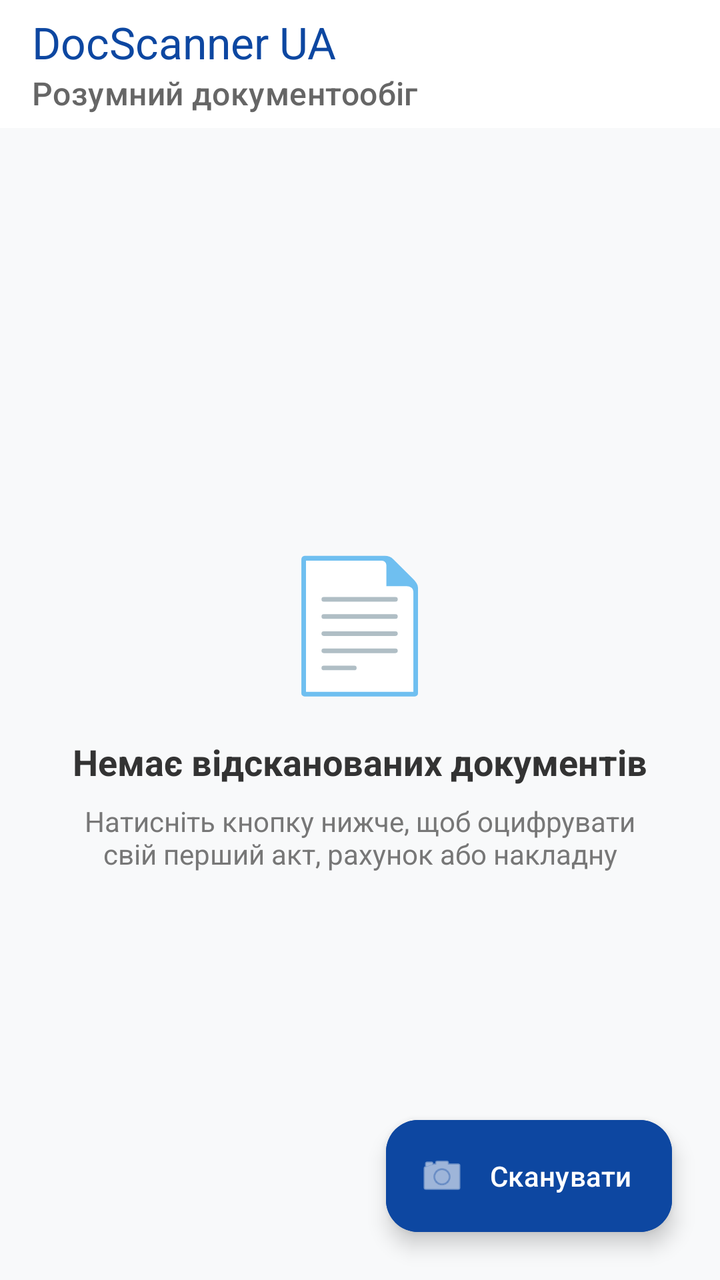
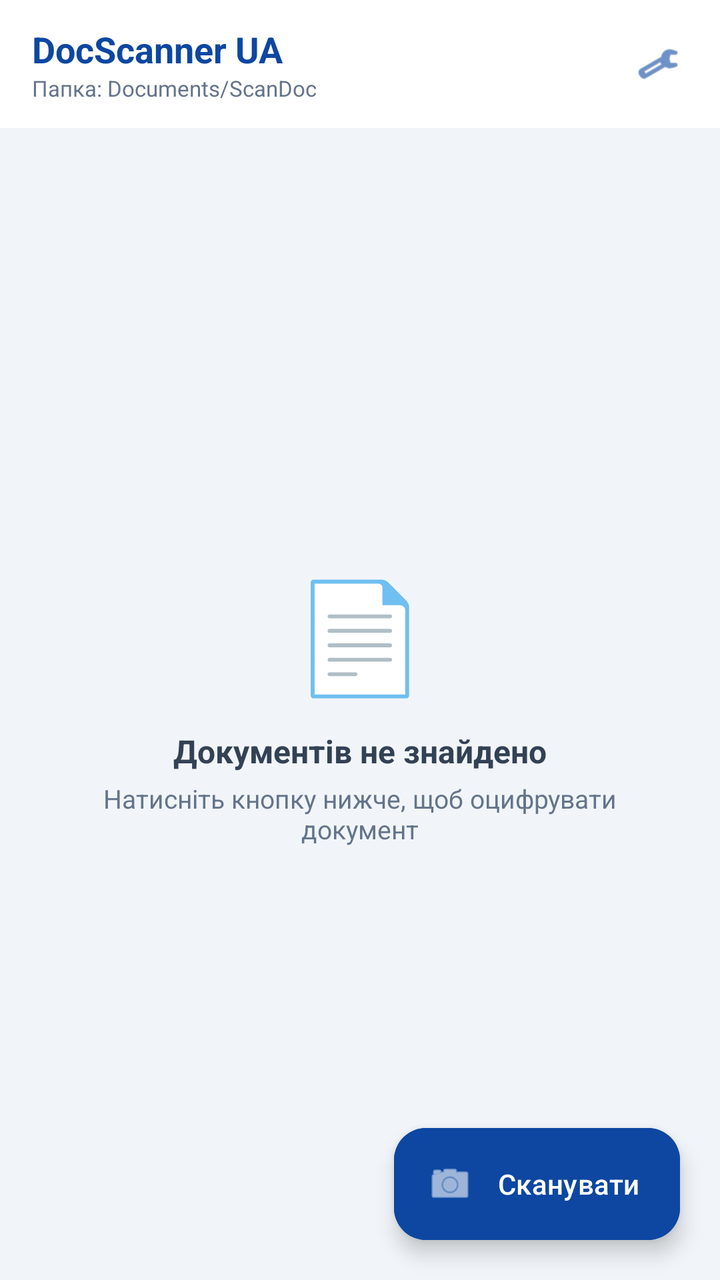

An Android layout rendered at two revisions. The XML below is the earlier revision; the diff shows what the commit changed to produce the second picture.
<!-- AndroidManifest.xml: application theme Theme.DocScannerUA -->
<!-- res/layout/activity_main.xml -->
<?xml version="1.0" encoding="utf-8"?>
<androidx.coordinatorlayout.widget.CoordinatorLayout 
    xmlns:android="http://schemas.android.com/apk/res/android"
    xmlns:app="http://schemas.android.com/apk/res-auto"
    android:layout_width="match_parent"
    android:layout_height="match_parent"
    android:background="#F8F9FA">

    <com.google.android.material.appbar.AppBarLayout
        android:layout_width="match_parent"
        android:layout_height="wrap_content"
        android:background="#FFFFFF"
        app:elevation="2dp">

        <com.google.android.material.appbar.MaterialToolbar
            android:id="@+id/topAppBar"
            android:layout_width="match_parent"
            android:layout_height="?attr/actionBarSize"
            app:title="DocScanner UA"
            app:titleTextColor="#0D47A1"
            app:subtitle="Розумний документообіг"
            app:subtitleTextColor="#666666" />
    </com.google.android.material.appbar.AppBarLayout>

    <FrameLayout
        android:layout_width="match_parent"
        android:layout_height="match_parent"
        app:layout_behavior="@string/appbar_scrolling_view_behavior">

        <LinearLayout
            android:id="@+id/layoutEmpty"
            android:layout_width="wrap_content"
            android:layout_height="wrap_content"
            android:layout_gravity="center"
            android:gravity="center"
            android:orientation="vertical"
            android:padding="32dp">

            <TextView
                android:layout_width="wrap_content"
                android:layout_height="wrap_content"
                android:text="📄"
                android:textSize="64sp" />

            <TextView
                android:layout_width="wrap_content"
                android:layout_height="wrap_content"
                android:layout_marginTop="16dp"
                android:text="Немає відсканованих документів"
                android:textColor="#333333"
                android:textSize="18sp"
                android:textStyle="bold" />

            <TextView
                android:layout_width="wrap_content"
                android:layout_height="wrap_content"
                android:layout_marginTop="8dp"
                android:gravity="center"
                android:text="Натисніть кнопку нижче, щоб оцифрувати свій перший акт, рахунок або накладну"
                android:textColor="#777777"
                android:textSize="14sp" />
        </LinearLayout>

        <androidx.recyclerview.widget.RecyclerView
            android:id="@+id/rvDocuments"
            android:layout_width="match_parent"
            android:layout_height="match_parent"
            android:clipToPadding="false"
            android:padding="12dp"
            android:paddingBottom="96dp" />

        <ProgressBar
            android:id="@+id/progressBar"
            android:layout_width="wrap_content"
            android:layout_height="wrap_content"
            android:layout_gravity="center"
            android:visibility="gone" />

    </FrameLayout>

    <com.google.android.material.floatingactionbutton.ExtendedFloatingActionButton
        android:id="@+id/fabScan"
        android:layout_width="wrap_content"
        android:layout_height="wrap_content"
        android:layout_gravity="bottom|end"
        android:layout_margin="24dp"
        android:backgroundTint="#0D47A1"
        android:text="Сканувати"
        android:textColor="#FFFFFF"
        app:icon="@android:drawable/ic_menu_camera"
        app:iconTint="#FFFFFF" />

</androidx.coordinatorlayout.widget.CoordinatorLayout>
<!-- resources referenced by this layout -->
<resources>
  <style name="Theme.DocScannerUA" parent="Theme.Material3.Light.NoActionBar">
          <item name="colorPrimary">#0D47A1</item>
          <item name="colorSurface">#FFFFFF</item>
          <item name="colorOnSurface">#0F172A</item>
          <item name="android:windowBackground">#F1F5F9</item>
      </style>
</resources>

<!-- the commit's change to res/layout/activity_main.xml (unified diff, before → after) -->
@@ -4,22 +4,54 @@
     xmlns:app="http://schemas.android.com/apk/res-auto"
     android:layout_width="match_parent"
     android:layout_height="match_parent"
-    android:background="#F8F9FA">
+    android:background="#F1F5F9">
 
     <com.google.android.material.appbar.AppBarLayout
         android:layout_width="match_parent"
         android:layout_height="wrap_content"
         android:background="#FFFFFF"
-        app:elevation="2dp">
+        app:elevation="1dp">
 
-        <com.google.android.material.appbar.MaterialToolbar
-            android:id="@+id/topAppBar"
+        <LinearLayout
             android:layout_width="match_parent"
             android:layout_height="?attr/actionBarSize"
-            app:title="DocScanner UA"
-            app:titleTextColor="#0D47A1"
-            app:subtitle="Розумний документообіг"
-            app:subtitleTextColor="#666666" />
+            android:gravity="center_vertical"
+            android:orientation="horizontal"
+            android:paddingHorizontal="16dp">
+
+            <LinearLayout
+                android:layout_width="0dp"
+                android:layout_height="wrap_content"
+                android:layout_weight="1"
+                android:orientation="vertical">
+
+                <TextView
+                    android:layout_width="wrap_content"
+                    android:layout_height="wrap_content"
+                    android:text="DocScanner UA"
+                    android:textColor="#0D47A1"
+                    android:textSize="18sp"
+                    android:textStyle="bold" />
+
+                <TextView
+                    android:id="@+id/tvHeaderSub"
+                    android:layout_width="wrap_content"
+                    android:layout_height="wrap_content"
+                    android:text="Папка: Documents/ScanDoc"
+                    android:textColor="#64748B"
+                    android:textSize="11sp" />
+            </LinearLayout>
+
+            <com.google.android.material.button.MaterialButton
+                android:id="@+id/btnSettings"
+                style="@style/Widget.Material3.Button.IconButton"
+                android:layout_width="40dp"
+                android:layout_height="40dp"
+                android:contentDescription="Налаштування"
+                app:icon="@android:drawable/ic_menu_preferences"
+                app:iconSize="22dp"
+                app:iconTint="#0D47A1" />
+        </LinearLayout>
     </com.google.android.material.appbar.AppBarLayout>
 
     <FrameLayout
@@ -40,25 +72,25 @@
                 android:layout_width="wrap_content"
                 android:layout_height="wrap_content"
                 android:text="📄"
-                android:textSize="64sp" />
+                android:textSize="54sp" />
 
             <TextView
                 android:layout_width="wrap_content"
                 android:layout_height="wrap_content"
-                android:layout_marginTop="16dp"
-                android:text="Немає відсканованих документів"
-                android:textColor="#333333"
-                android:textSize="18sp"
+                android:layout_marginTop="12dp"
+                android:text="Документів не знайдено"
+                android:textColor="#334155"
+                android:textSize="16sp"
                 android:textStyle="bold" />
 
             <TextView
                 android:layout_width="wrap_content"
                 android:layout_height="wrap_content"
-                android:layout_marginTop="8dp"
+                android:layout_marginTop="4dp"
                 android:gravity="center"
-                android:text="Натисніть кнопку нижче, щоб оцифрувати свій перший акт, рахунок або накладну"
-                android:textColor="#777777"
-                android:textSize="14sp" />
+                android:text="Натисніть кнопку нижче, щоб оцифрувати документ"
+                android:textColor="#64748B"
+                android:textSize="13sp" />
         </LinearLayout>
 
         <androidx.recyclerview.widget.RecyclerView
@@ -66,8 +98,8 @@
             android:layout_width="match_parent"
             android:layout_height="match_parent"
             android:clipToPadding="false"
-            android:padding="12dp"
-            android:paddingBottom="96dp" />
+            android:padding="10dp"
+            android:paddingBottom="88dp" />
 
         <ProgressBar
             android:id="@+id/progressBar"
@@ -83,7 +115,7 @@
         android:layout_width="wrap_content"
         android:layout_height="wrap_content"
         android:layout_gravity="bottom|end"
-        android:layout_margin="24dp"
+        android:layout_margin="20dp"
         android:backgroundTint="#0D47A1"
         android:text="Сканувати"
         android:textColor="#FFFFFF"
